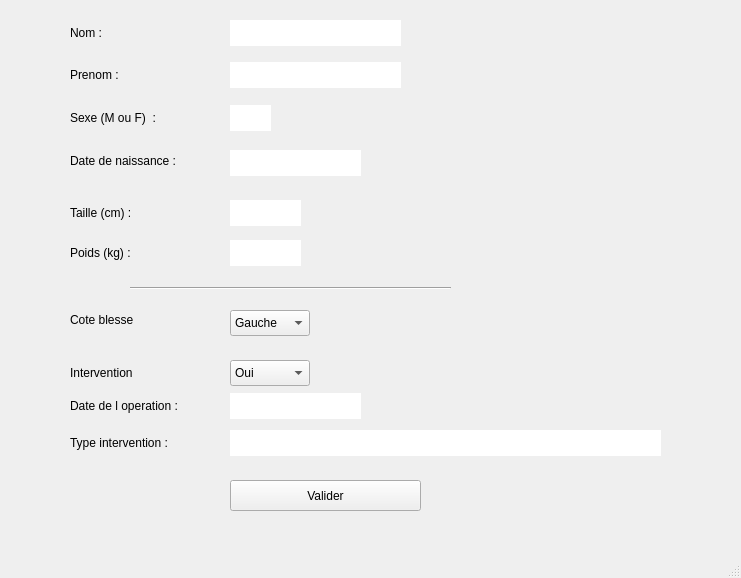
The window that ajoutpatient.ui (zividgerman/KineProject) describes before a commit, drawn with Qt 5.
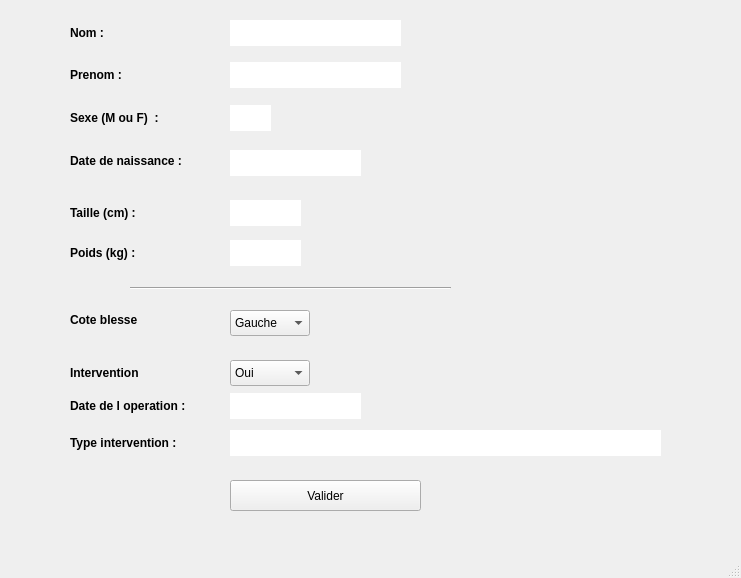
The same window after the commit.

What changed in the file:
```diff
--- a/ajoutpatient.ui
+++ b/ajoutpatient.ui
@@ -116,7 +116,7 @@
     </property>
     <property name="font">
      <font>
-      <bold>false</bold>
+      <bold>true</bold>
      </font>
     </property>
     <property name="text">
@@ -134,7 +134,7 @@
     </property>
     <property name="font">
      <font>
-      <bold>false</bold>
+      <bold>true</bold>
      </font>
     </property>
     <property name="text">
@@ -152,7 +152,7 @@
     </property>
     <property name="font">
      <font>
-      <bold>false</bold>
+      <bold>true</bold>
      </font>
     </property>
     <property name="text">
@@ -170,7 +170,7 @@
     </property>
     <property name="font">
      <font>
-      <bold>false</bold>
+      <bold>true</bold>
      </font>
     </property>
     <property name="text">
@@ -188,7 +188,7 @@
     </property>
     <property name="font">
      <font>
-      <bold>false</bold>
+      <bold>true</bold>
      </font>
     </property>
     <property name="text">
@@ -206,7 +206,7 @@
     </property>
     <property name="font">
      <font>
-      <bold>false</bold>
+      <bold>true</bold>
      </font>
     </property>
     <property name="text">
@@ -224,7 +224,7 @@
     </property>
     <property name="font">
      <font>
-      <bold>false</bold>
+      <bold>true</bold>
      </font>
     </property>
     <property name="text">
@@ -268,7 +268,7 @@
     </property>
     <property name="font">
      <font>
-      <bold>false</bold>
+      <bold>true</bold>
      </font>
     </property>
     <property name="text">
@@ -286,7 +286,7 @@
     </property>
     <property name="font">
      <font>
-      <bold>false</bold>
+      <bold>true</bold>
      </font>
     </property>
     <property name="text">
@@ -335,6 +335,11 @@
       <height>20</height>
      </rect>
     </property>
+    <property name="font">
+     <font>
+      <bold>true</bold>
+     </font>
+    </property>
     <property name="text">
      <string>Cote blesse</string>
     </property>
```
